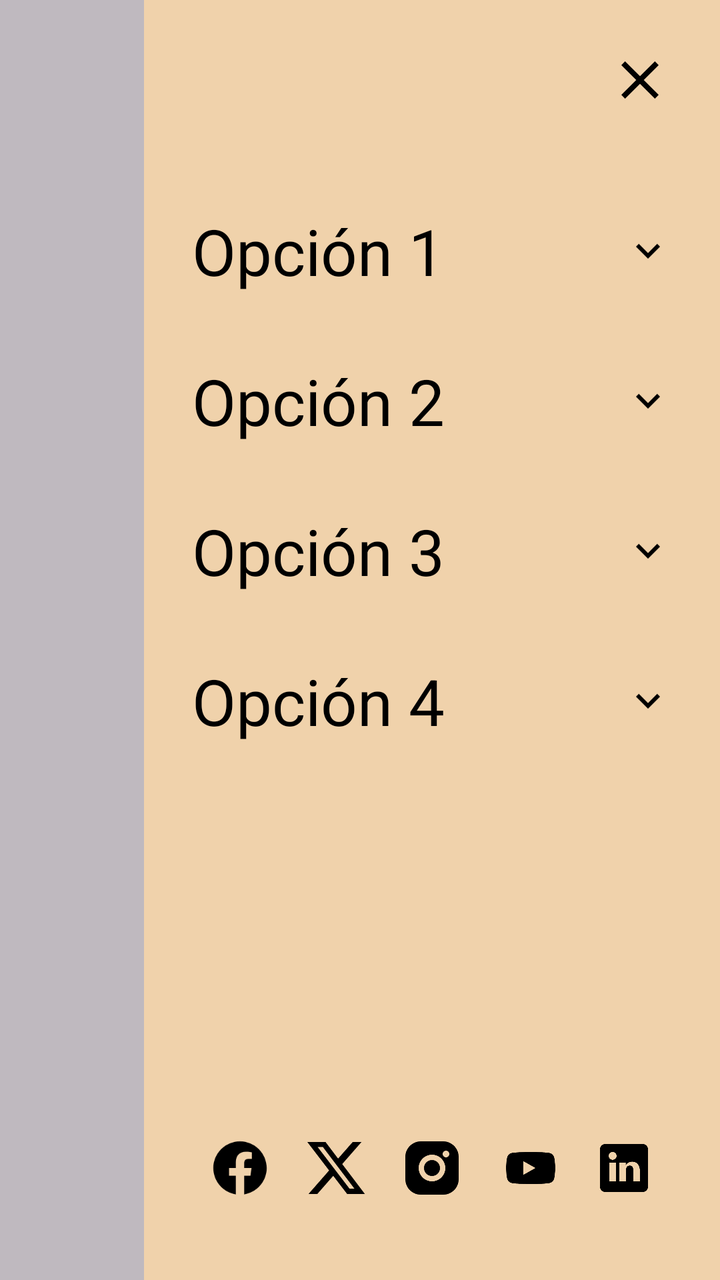
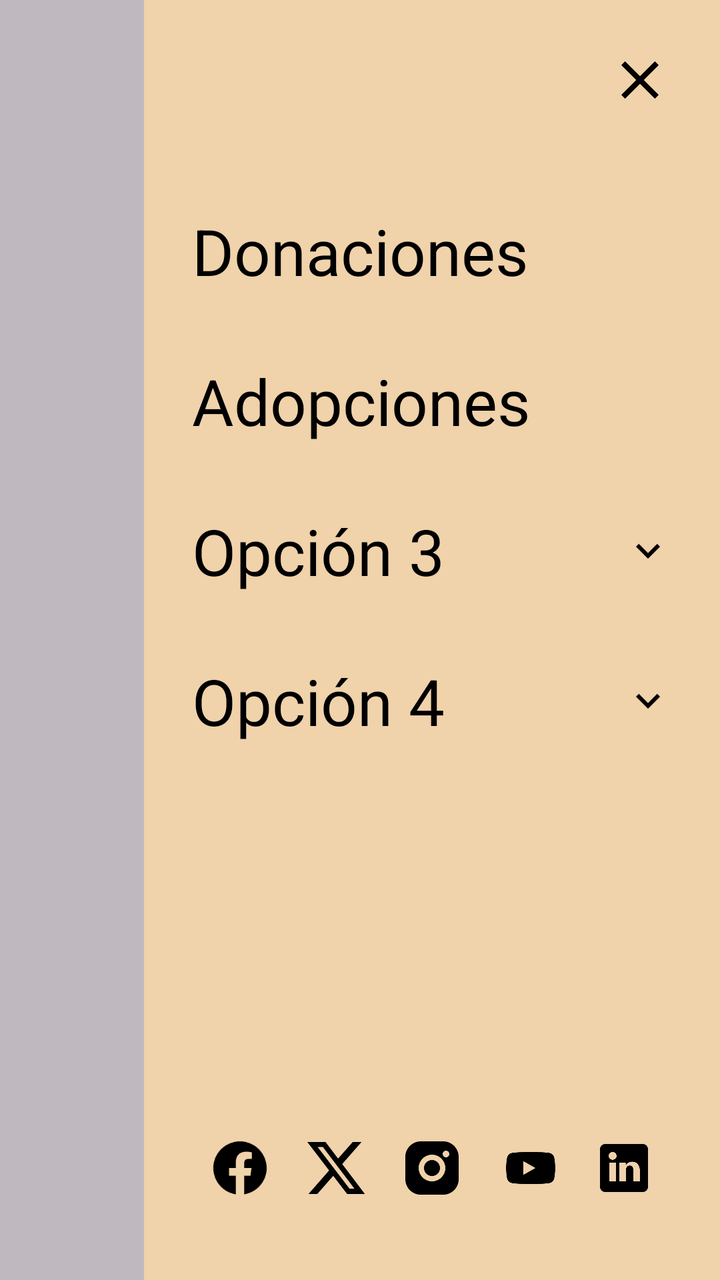

The first picture is an Android layout as it rendered before a commit; the second is the same layout after the commit. The layout source and the unified diff follow.
<!-- AndroidManifest.xml: application theme Theme.Parcial1amacn4bmontealegrenievas -->
<!-- res/layout/layout_menu_desplegable.xml -->
<?xml version="1.0" encoding="utf-8"?>
<androidx.constraintlayout.widget.ConstraintLayout xmlns:android="http://schemas.android.com/apk/res/android"
    xmlns:app="http://schemas.android.com/apk/res-auto"
    android:layout_width="match_parent"
    android:layout_height="match_parent"
    android:background="@android:color/transparent">

    
    <View
        android:id="@+id/view_dismiss"
        android:layout_width="0dp"
        android:layout_height="match_parent"
        android:background="#40000000"
        app:layout_constraintEnd_toStartOf="@+id/menu_content"
        app:layout_constraintStart_toStartOf="parent" />

    <androidx.constraintlayout.widget.ConstraintLayout
        android:id="@+id/menu_content"
        android:layout_width="0dp"
        android:layout_height="match_parent"
        android:background="@color/appBackgroundColour"
        android:padding="24dp"
        app:layout_constraintWidth_percent="0.8"
        app:layout_constraintEnd_toEndOf="parent">

        <ImageView
            android:id="@+id/btn_close_menu"
            android:layout_width="32dp"
            android:layout_height="32dp"
            android:contentDescription="@string/cerrar_menu"
            android:src="@drawable/ic_close"
            app:layout_constraintEnd_toEndOf="parent"
            app:layout_constraintTop_toTopOf="parent" />

        <ScrollView
            android:layout_width="match_parent"
            android:layout_height="0dp"
            android:layout_marginTop="32dp"
            android:layout_marginBottom="16dp"
            app:layout_constraintBottom_toTopOf="@+id/social_icons_container"
            app:layout_constraintTop_toBottomOf="@id/btn_close_menu">

            <LinearLayout
                android:layout_width="match_parent"
                android:layout_height="wrap_content"
                android:orientation="vertical">

                
                <LinearLayout
                    android:layout_width="match_parent"
                    android:layout_height="wrap_content"
                    android:background="?attr/selectableItemBackground"
                    android:clickable="true"
                    android:focusable="true"
                    android:orientation="horizontal"
                    android:paddingVertical="16dp">
                    <TextView
                        android:layout_width="0dp"
                        android:layout_height="wrap_content"
                        android:layout_weight="1"
                        android:text="@string/menu_opcion_1"
                        android:textColor="@color/black"
                        android:textSize="32sp" />
                    <ImageView
                        android:layout_width="24dp"
                        android:layout_height="24dp"
                        android:layout_gravity="center_vertical"
                        android:contentDescription="@null"
                        android:src="@drawable/ic_chevron_down" />
                </LinearLayout>

                
                <LinearLayout
                    android:layout_width="match_parent"
                    android:layout_height="wrap_content"
                    android:background="?attr/selectableItemBackground"
                    android:clickable="true"
                    android:focusable="true"
                    android:orientation="horizontal"
                    android:paddingVertical="16dp">
                    <TextView
                        android:layout_width="0dp"
                        android:layout_height="wrap_content"
                        android:layout_weight="1"
                        android:text="@string/menu_opcion_2"
                        android:textColor="@color/black"
                        android:textSize="32sp" />
                    <ImageView
                        android:layout_width="24dp"
                        android:layout_height="24dp"
                        android:layout_gravity="center_vertical"
                        android:contentDescription="@null"
                        android:src="@drawable/ic_chevron_down" />
                </LinearLayout>

                
                <LinearLayout
                    android:layout_width="match_parent"
                    android:layout_height="wrap_content"
                    android:background="?attr/selectableItemBackground"
                    android:clickable="true"
                    android:focusable="true"
                    android:orientation="horizontal"
                    android:paddingVertical="16dp">
                    <TextView
                        android:layout_width="0dp"
                        android:layout_height="wrap_content"
                        android:layout_weight="1"
                        android:text="@string/menu_opcion_3"
                        android:textColor="@color/black"
                        android:textSize="32sp" />
                    <ImageView
                        android:layout_width="24dp"
                        android:layout_height="24dp"
                        android:layout_gravity="center_vertical"
                        android:contentDescription="@null"
                        android:src="@drawable/ic_chevron_down" />
                </LinearLayout>

                
                <LinearLayout
                    android:id="@+id/option_4_container"
                    android:layout_width="match_parent"
                    android:layout_height="wrap_content"
                    android:orientation="vertical">

                    <LinearLayout
                        android:id="@+id/option_4_header"
                        android:layout_width="match_parent"
                        android:layout_height="wrap_content"
                        android:background="?attr/selectableItemBackground"
                        android:clickable="true"
                        android:focusable="true"
                        android:orientation="horizontal"
                        android:paddingVertical="16dp">
                        <TextView
                            android:layout_width="0dp"
                            android:layout_height="wrap_content"
                            android:layout_weight="1"
                            android:text="@string/menu_opcion_4"
                            android:textColor="@color/black"
                            android:textSize="32sp" />
                        <ImageView
                            android:id="@+id/option_4_chevron"
                            android:layout_width="24dp"
                            android:layout_height="24dp"
                            android:layout_gravity="center_vertical"
                            android:contentDescription="@null"
                            android:src="@drawable/ic_chevron_down" />
                    </LinearLayout>

                    <LinearLayout
                        android:id="@+id/suboptions_container"
                        android:layout_width="match_parent"
                        android:layout_height="wrap_content"
                        android:orientation="vertical"
                        android:paddingStart="32dp"
                        android:paddingEnd="32dp"
                        android:visibility="gone">
                        <TextView
                            android:layout_width="match_parent"
                            android:layout_height="wrap_content"
                            android:paddingVertical="8dp"
                            android:text="@string/menu_subopcion_1"
                            android:textColor="@color/black"
                            android:textSize="18sp" />
                        <TextView
                            android:layout_width="match_parent"
                            android:layout_height="wrap_content"
                            android:paddingVertical="8dp"
                            android:text="@string/menu_subopcion_2"
                            android:textColor="@color/black"
                            android:textSize="18sp" />
                        <TextView
                            android:layout_width="match_parent"
                            android:layout_height="wrap_content"
                            android:paddingVertical="8dp"
                            android:text="@string/menu_subopcion_3"
                            android:textColor="@color/black"
                            android:textSize="18sp" />
                    </LinearLayout>
                </LinearLayout>
            </LinearLayout>
        </ScrollView>

        
        <LinearLayout
            android:id="@+id/social_icons_container"
            android:layout_width="match_parent"
            android:layout_height="wrap_content"
            android:gravity="center"
            android:orientation="horizontal"
            android:paddingVertical="16dp"
            app:layout_constraintBottom_toBottomOf="parent">

            <ImageView
                android:layout_width="32dp"
                android:layout_height="32dp"
                android:layout_marginHorizontal="8dp"
                android:src="@drawable/ic_facebook"
                android:contentDescription="@string/facebook" />

            <ImageView
                android:layout_width="32dp"
                android:layout_height="32dp"
                android:layout_marginHorizontal="8dp"
                android:src="@drawable/ic_twitter_x"
                android:contentDescription="@string/x_Twitter" />

            <ImageView
                android:layout_width="32dp"
                android:layout_height="32dp"
                android:layout_marginHorizontal="8dp"
                android:src="@drawable/ic_instagram"
                android:contentDescription="@string/instagram" />

            <ImageView
                android:layout_width="32dp"
                android:layout_height="32dp"
                android:layout_marginHorizontal="8dp"
                android:src="@drawable/ic_youtube"
                android:contentDescription="@string/youtube" />

            <ImageView
                android:layout_width="32dp"
                android:layout_height="32dp"
                android:layout_marginHorizontal="8dp"
                android:src="@drawable/ic_linkedin"
                android:contentDescription="@string/linkedin" />

        </LinearLayout>

    </androidx.constraintlayout.widget.ConstraintLayout>

</androidx.constraintlayout.widget.ConstraintLayout>
<!-- resources referenced by this layout -->
<resources>
  <color name="appBackgroundColour">#F0D2AB</color>
  <color name="black">#FF000000</color>
  <!-- drawable ic_chevron_down (drawable) -->
  <vector xmlns:android="http://schemas.android.com/apk/res/android"
      android:width="24dp"
      android:height="24dp"
      android:viewportWidth="24"
      android:viewportHeight="24">
      <path
          android:fillColor="#000000"
          android:pathData="M7.41,8.59L12,13.17l4.59,-4.58L18,10l-6,6l-6,-6L7.41,8.59z"/>
  </vector>
  <!-- drawable ic_close (drawable) -->
  <vector xmlns:android="http://schemas.android.com/apk/res/android"
      android:width="24dp"
      android:height="24dp"
      android:viewportWidth="24"
      android:viewportHeight="24">
      <path
          android:fillColor="#000000"
          android:pathData="M19,6.41L17.59,5,12,10.59,6.41,5,5,6.41,10.59,12,5,17.59,6.41,19,12,13.41,17.59,19,19,17.59,13.41,12z"/>
  </vector>
  <!-- drawable ic_facebook (drawable) -->
  <vector xmlns:android="http://schemas.android.com/apk/res/android"
      android:width="24dp"
      android:height="24dp"
      android:viewportWidth="24"
      android:viewportHeight="24">
      <path
          android:fillColor="#000000"
          android:pathData="M12,2C6.477,2,2,6.477,2,12c0,5.01,3.657,9.128,8.438,9.878v-6.987h-2.54V12h2.54V9.797c0-2.506,1.492-3.89,3.777-3.89c1.094,0,2.238,0.195,2.238,0.195v2.46h-1.26c-1.243,0-1.63,0.771-1.63,1.562V12h2.773l-0.443,2.89h-2.33v6.988C18.343,21.128,22,17.01,22,12C22,6.477,17.523,2,12,2z"/>
  </vector>
  <!-- drawable ic_twitter_x (drawable) -->
  <vector xmlns:android="http://schemas.android.com/apk/res/android"
      android:width="24dp"
      android:height="24dp"
      android:viewportWidth="24"
      android:viewportHeight="24">
      <path
          android:fillColor="#000000"
          android:pathData="M18.244,2.25h3.308l-7.227,8.26l8.502,11.24H16.17l-5.214,-6.817L4.99,21.75H1.68l7.73,-8.835L1.25,2.25h6.834l4.7,6.216Zm-1.161,17.52h1.833L7.084,4.126H5.117Z"/>
  </vector>
  <!-- drawable ic_youtube (drawable) -->
  <vector xmlns:android="http://schemas.android.com/apk/res/android"
      android:width="24dp"
      android:height="24dp"
      android:viewportWidth="24"
      android:viewportHeight="24">
      <path
          android:fillColor="#000000"
          android:pathData="M21.8,8c-0.2,-0.8 -0.8,-1.4 -1.6,-1.6c-1.4,-0.4 -7.2,-0.4 -7.2,-0.4s-5.8,0 -7.2,0.4C5,6.6 4.4,7.2 4.2,8C3.8,9.4 3.8,12 3.8,12s0,2.6 0.4,4c0.2,0.8 0.8,1.4 1.6,1.6c1.4,0.4 7.2,0.4 7.2,0.4s5.8,0 7.2,-0.4c0.8,-0.2 1.4,-0.8 1.6,-1.6c0.4,-1.4 0.4,-4 0.4,-4S22.2,9.4 21.8,8zM10.2,14.6V9.4l4.6,2.6L10.2,14.6z"/>
  </vector>
  <string name="cerrar_menu">Cerrar menú</string>
  <string name="facebook">Facebook</string>
  <string name="instagram">Instagram</string>
  <string name="linkedin">LinkedIn</string>
  <string name="menu_opcion_1">Opción 1</string>
  <string name="menu_opcion_2">Opción 2</string>
  <string name="menu_opcion_3">Opción 3</string>
  <string name="menu_opcion_4">Opción 4</string>
  <string name="menu_subopcion_1">Subopción 1</string>
  <string name="menu_subopcion_2">Subopción 2</string>
  <string name="menu_subopcion_3">Subopción 3</string>
  <string name="x_Twitter">X</string>
  <string name="youtube">YouTube</string>
  <style name="Theme.Parcial1amacn4bmontealegrenievas" parent="Base.Theme.Parcial1amacn4bmontealegrenievas" />
  <style name="Base.Theme.Parcial1amacn4bmontealegrenievas" parent="Theme.Material3.DayNight.NoActionBar">
          
          
      </style>
  <!-- unchanged entries left out for length: 2 -->
</resources>

<!-- the commit's change to res/layout/layout_menu_desplegable.xml (unified diff, before → after) -->
@@ -61,12 +61,6 @@
                         android:text="@string/menu_opcion_1"
                         android:textColor="@color/black"
                         android:textSize="32sp" />
-                    <ImageView
-                        android:layout_width="24dp"
-                        android:layout_height="24dp"
-                        android:layout_gravity="center_vertical"
-                        android:contentDescription="@null"
-                        android:src="@drawable/ic_chevron_down" />
                 </LinearLayout>
 
                 
@@ -85,12 +79,6 @@
                         android:text="@string/menu_opcion_2"
                         android:textColor="@color/black"
                         android:textSize="32sp" />
-                    <ImageView
-                        android:layout_width="24dp"
-                        android:layout_height="24dp"
-                        android:layout_gravity="center_vertical"
-                        android:contentDescription="@null"
-                        android:src="@drawable/ic_chevron_down" />
                 </LinearLayout>
 
                 
<!-- resource entries referenced after the edit -->
@@ -56,8 +56,8 @@
   <string name="facebook">Facebook</string>
   <string name="instagram">Instagram</string>
   <string name="linkedin">LinkedIn</string>
-  <string name="menu_opcion_1">Opción 1</string>
-  <string name="menu_opcion_2">Opción 2</string>
+  <string name="menu_opcion_1">Donaciones</string>
+  <string name="menu_opcion_2">Adopciones</string>
   <string name="menu_opcion_3">Opción 3</string>
   <string name="menu_opcion_4">Opción 4</string>
   <string name="menu_subopcion_1">Subopción 1</string>
